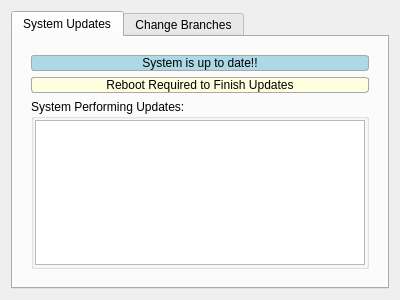
Above: src-qt5/gui_client/pages/page_updates.ui from trueos/sysadm-ui-qt before the change. Below: the same form after it.
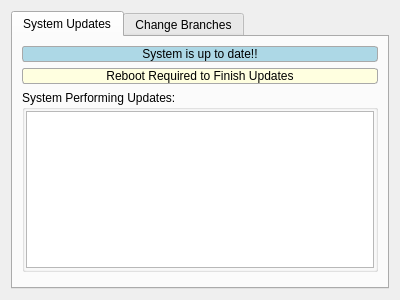
That is the form after the change. The open tabs and pages were chosen to show the change.

Commit message: NOW the sysadm/update page is finished. Got all the bugs worked out of it and I can view updates happen in real time.

The edit to the form file:
```diff
--- a/src-qt5/gui_client/pages/page_updates.ui
+++ b/src-qt5/gui_client/pages/page_updates.ui
@@ -141,7 +141,19 @@
           </layout>
          </widget>
          <widget class="QWidget" name="page_stat">
-          <layout class="QVBoxLayout" name="verticalLayout_4">
+          <layout class="QVBoxLayout" name="page_stat_layout">
+           <property name="leftMargin">
+            <number>0</number>
+           </property>
+           <property name="topMargin">
+            <number>0</number>
+           </property>
+           <property name="rightMargin">
+            <number>0</number>
+           </property>
+           <property name="bottomMargin">
+            <number>0</number>
+           </property>
            <item>
             <widget class="QLabel" name="label_uptodate">
              <property name="styleSheet">
@@ -170,6 +182,12 @@
            </item>
            <item>
             <widget class="QGroupBox" name="group_up_log">
+             <property name="sizePolicy">
+              <sizepolicy hsizetype="Preferred" vsizetype="Expanding">
+               <horstretch>0</horstretch>
+               <verstretch>0</verstretch>
+              </sizepolicy>
+             </property>
              <property name="title">
               <string>System Performing Updates:</string>
              </property>
@@ -197,14 +215,14 @@
             </widget>
            </item>
            <item>
-            <spacer name="verticalSpacer">
+            <spacer name="verticalSpacer_2">
              <property name="orientation">
               <enum>Qt::Vertical</enum>
              </property>
              <property name="sizeHint" stdset="0">
               <size>
                <width>20</width>
-               <height>0</height>
+               <height>40</height>
               </size>
              </property>
             </spacer>
```
The commit also changes 2 other files.
